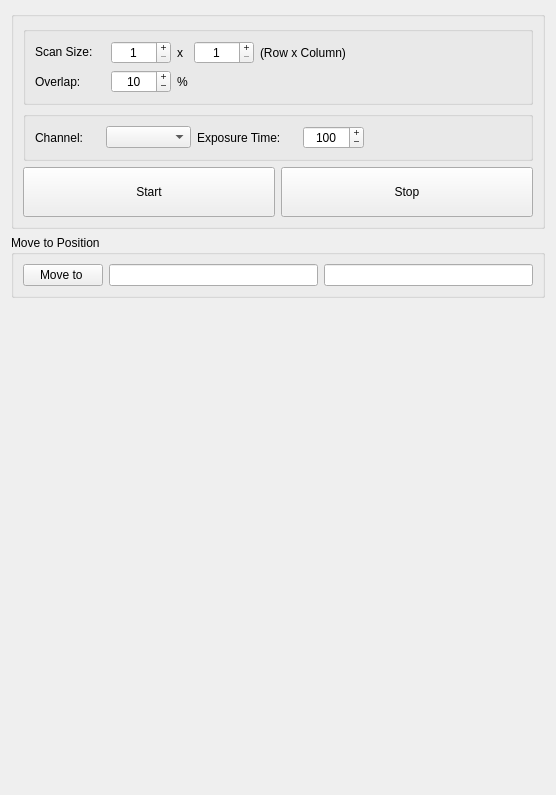
Qt form micromanager_gui/_ui/explore_sample.ui (pymmcore-plus/napari-micromanager) before a commit.
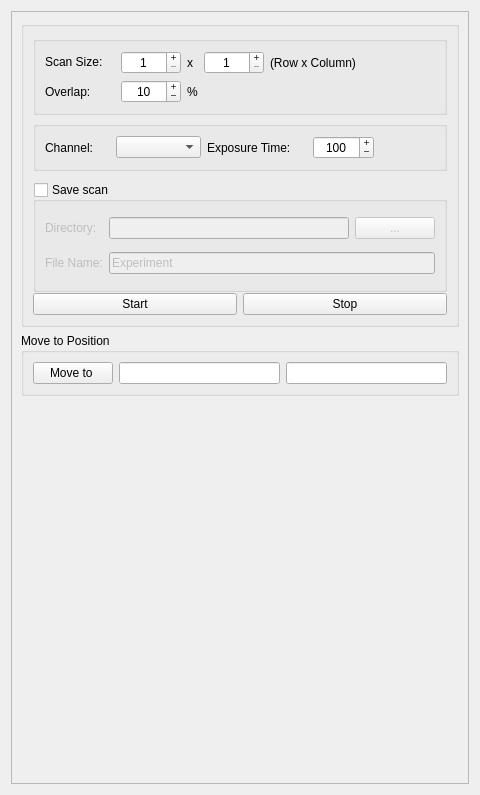
The same form after that commit.

Commit message: save explorer scan

```diff
--- a/micromanager_gui/_ui/explore_sample.ui
+++ b/micromanager_gui/_ui/explore_sample.ui
@@ -6,82 +6,35 @@
    <rect>
     <x>0</x>
     <y>0</y>
-    <width>556</width>
+    <width>480</width>
     <height>795</height>
    </rect>
   </property>
+  <property name="minimumSize">
+   <size>
+    <width>480</width>
+    <height>0</height>
+   </size>
+  </property>
   <property name="windowTitle">
    <string>Form</string>
   </property>
   <layout class="QGridLayout" name="gridLayout_7">
-   <item row="1" column="0">
-    <widget class="QGroupBox" name="groupBox_2">
-     <property name="title">
-      <string>Move to Position</string>
-     </property>
-     <layout class="QGridLayout" name="gridLayout_6">
       <item row="0" column="0">
-       <layout class="QGridLayout" name="gridLayout_5">
-        <item row="0" column="2">
-         <widget class="QLineEdit" name="y_lineEdit">
-          <property name="alignment">
-           <set>Qt::AlignCenter</set>
-          </property>
-          <property name="readOnly">
+    <widget class="QScrollArea" name="scrollArea">
+     <property name="widgetResizable">
            <bool>true</bool>
           </property>
-         </widget>
-        </item>
-        <item row="0" column="0">
-         <widget class="QPushButton" name="move_to_Button">
-          <property name="enabled">
-           <bool>true</bool>
-          </property>
-          <property name="sizePolicy">
-           <sizepolicy hsizetype="Fixed" vsizetype="Fixed">
-            <horstretch>0</horstretch>
-            <verstretch>0</verstretch>
-           </sizepolicy>
-          </property>
-          <property name="maximumSize">
-           <size>
-            <width>150</width>
-            <height>16777215</height>
-           </size>
-          </property>
-          <property name="text">
-           <string>Move to </string>
-          </property>
-         </widget>
-        </item>
-        <item row="0" column="1">
-         <widget class="QLineEdit" name="x_lineEdit">
-          <property name="alignment">
-           <set>Qt::AlignCenter</set>
-          </property>
-          <property name="readOnly">
-           <bool>true</bool>
-          </property>
-         </widget>
-        </item>
-       </layout>
-      </item>
-     </layout>
-    </widget>
-   </item>
-   <item row="2" column="0">
-    <spacer name="verticalSpacer">
-     <property name="orientation">
-      <enum>Qt::Vertical</enum>
-     </property>
-     <property name="sizeHint" stdset="0">
-      <size>
-       <width>20</width>
-       <height>40</height>
-      </size>
-     </property>
-    </spacer>
-   </item>
+     <widget class="QWidget" name="scrollAreaWidgetContents">
+      <property name="geometry">
+       <rect>
+        <x>0</x>
+        <y>0</y>
+        <width>458</width>
+        <height>773</height>
+       </rect>
+      </property>
+      <layout class="QGridLayout" name="gridLayout_4">
    <item row="0" column="0">
     <widget class="QGroupBox" name="groupBox">
      <property name="sizePolicy">
@@ -93,8 +46,8 @@
      <property name="title">
       <string/>
      </property>
-     <layout class="QGridLayout" name="gridLayout_9">
-      <item row="0" column="0">
+         <layout class="QGridLayout" name="gridLayout_2">
+          <item row="0" column="0" colspan="2">
        <widget class="QGroupBox" name="groupBox_3">
         <property name="title">
          <string/>
@@ -314,7 +267,137 @@
         </layout>
        </widget>
       </item>
+          <item row="2" column="0" colspan="2">
+           <widget class="QGroupBox" name="save_explorer_groupBox">
+            <property name="enabled">
+             <bool>true</bool>
+            </property>
+            <property name="minimumSize">
+             <size>
+              <width>0</width>
+              <height>110</height>
+             </size>
+            </property>
+            <property name="maximumSize">
+             <size>
+              <width>16777215</width>
+              <height>100</height>
+             </size>
+            </property>
+            <property name="title">
+             <string>Save scan</string>
+            </property>
+            <property name="checkable">
+             <bool>true</bool>
+            </property>
+            <property name="checked">
+             <bool>false</bool>
+            </property>
+            <layout class="QGridLayout" name="gridLayout_3">
+             <property name="topMargin">
+              <number>7</number>
+             </property>
+             <property name="bottomMargin">
+              <number>7</number>
+             </property>
+             <property name="verticalSpacing">
+              <number>5</number>
+             </property>
+             <item row="0" column="2">
+              <widget class="QPushButton" name="browse_save_explorer_Button">
+               <property name="text">
+                <string>...</string>
+               </property>
+              </widget>
+             </item>
+             <item row="0" column="0">
+              <widget class="QLabel" name="label_7">
+               <property name="text">
+                <string>Directory:</string>
+               </property>
+              </widget>
+             </item>
       <item row="1" column="0">
+              <widget class="QLabel" name="label_8">
+               <property name="text">
+                <string>File Name:</string>
+               </property>
+              </widget>
+             </item>
+             <item row="0" column="1">
+              <widget class="QLineEdit" name="dir_explorer_lineEdit">
+               <property name="readOnly">
+                <bool>true</bool>
+               </property>
+              </widget>
+             </item>
+             <item row="1" column="1" colspan="2">
+              <widget class="QLineEdit" name="fname_explorer_lineEdit">
+               <property name="text">
+                <string>Experiment</string>
+               </property>
+              </widget>
+             </item>
+            </layout>
+           </widget>
+          </item>
+          <item row="3" column="0">
+           <widget class="QPushButton" name="start_scan_Button">
+            <property name="enabled">
+             <bool>true</bool>
+            </property>
+            <property name="sizePolicy">
+             <sizepolicy hsizetype="Expanding" vsizetype="Fixed">
+              <horstretch>0</horstretch>
+              <verstretch>0</verstretch>
+             </sizepolicy>
+            </property>
+            <property name="minimumSize">
+             <size>
+              <width>100</width>
+              <height>0</height>
+             </size>
+            </property>
+            <property name="maximumSize">
+             <size>
+              <width>16777215</width>
+              <height>16777215</height>
+             </size>
+            </property>
+            <property name="text">
+             <string>Start</string>
+            </property>
+           </widget>
+          </item>
+          <item row="3" column="1">
+           <widget class="QPushButton" name="stop_scan_Button">
+            <property name="enabled">
+             <bool>true</bool>
+            </property>
+            <property name="sizePolicy">
+             <sizepolicy hsizetype="Expanding" vsizetype="Fixed">
+              <horstretch>0</horstretch>
+              <verstretch>0</verstretch>
+             </sizepolicy>
+            </property>
+            <property name="minimumSize">
+             <size>
+              <width>100</width>
+              <height>0</height>
+             </size>
+            </property>
+            <property name="maximumSize">
+             <size>
+              <width>16777215</width>
+              <height>16777215</height>
+             </size>
+            </property>
+            <property name="text">
+             <string>Stop</string>
+            </property>
+           </widget>
+          </item>
+          <item row="1" column="0" colspan="2">
        <widget class="QGroupBox" name="groupBox_4">
         <property name="title">
          <string/>
@@ -415,67 +498,79 @@
         </layout>
        </widget>
       </item>
-      <item row="2" column="0">
-       <layout class="QGridLayout" name="gridLayout_2">
+         </layout>
+        </widget>
+       </item>
+       <item row="1" column="0">
+        <widget class="QGroupBox" name="groupBox_2">
+         <property name="title">
+          <string>Move to Position</string>
+         </property>
+         <layout class="QGridLayout" name="gridLayout_6">
+          <item row="0" column="0">
+           <layout class="QGridLayout" name="gridLayout_5">
+            <item row="0" column="2">
+             <widget class="QLineEdit" name="y_lineEdit">
+              <property name="alignment">
+               <set>Qt::AlignCenter</set>
+              </property>
+              <property name="readOnly">
+               <bool>true</bool>
+              </property>
+             </widget>
+            </item>
+            <item row="0" column="0">
+             <widget class="QPushButton" name="move_to_Button">
+              <property name="enabled">
+               <bool>true</bool>
+              </property>
+              <property name="sizePolicy">
+               <sizepolicy hsizetype="Fixed" vsizetype="Fixed">
+                <horstretch>0</horstretch>
+                <verstretch>0</verstretch>
+               </sizepolicy>
+              </property>
+              <property name="maximumSize">
+               <size>
+                <width>150</width>
+                <height>16777215</height>
+               </size>
+              </property>
+              <property name="text">
+               <string>Move to </string>
+              </property>
+             </widget>
+            </item>
         <item row="0" column="1">
-         <widget class="QPushButton" name="stop_scan_Button">
-          <property name="enabled">
+             <widget class="QLineEdit" name="x_lineEdit">
+              <property name="alignment">
+               <set>Qt::AlignCenter</set>
+              </property>
+              <property name="readOnly">
            <bool>true</bool>
           </property>
-          <property name="sizePolicy">
-           <sizepolicy hsizetype="Expanding" vsizetype="Fixed">
-            <horstretch>0</horstretch>
-            <verstretch>0</verstretch>
-           </sizepolicy>
-          </property>
-          <property name="minimumSize">
-           <size>
-            <width>100</width>
-            <height>50</height>
-           </size>
-          </property>
-          <property name="maximumSize">
-           <size>
-            <width>16777215</width>
-            <height>16777215</height>
-           </size>
-          </property>
-          <property name="text">
-           <string>Stop</string>
-          </property>
-         </widget>
-        </item>
-        <item row="0" column="0">
-         <widget class="QPushButton" name="start_scan_Button">
-          <property name="enabled">
-           <bool>true</bool>
-          </property>
-          <property name="sizePolicy">
-           <sizepolicy hsizetype="Expanding" vsizetype="Fixed">
-            <horstretch>0</horstretch>
-            <verstretch>0</verstretch>
-           </sizepolicy>
-          </property>
-          <property name="minimumSize">
+             </widget>
+            </item>
+           </layout>
+          </item>
+         </layout>
+        </widget>
+       </item>
+       <item row="2" column="0">
+        <spacer name="verticalSpacer">
+         <property name="orientation">
+          <enum>Qt::Vertical</enum>
+         </property>
+         <property name="sizeHint" stdset="0">
            <size>
-            <width>0</width>
-            <height>50</height>
-           </size>
-          </property>
-          <property name="maximumSize">
-           <size>
-            <width>16777215</width>
-            <height>16777215</height>
-           </size>
-          </property>
-          <property name="text">
-           <string>Start</string>
-          </property>
-         </widget>
-        </item>
-       </layout>
-      </item>
-     </layout>
+           <width>17</width>
+           <height>382</height>
+          </size>
+         </property>
+        </spacer>
+       </item>
+      </layout>
+     </widget>
     </widget>
    </item>
   </layout>
```
Lines whose indentation alone changed are shown as unchanged. The commit also changes 2 other files.
